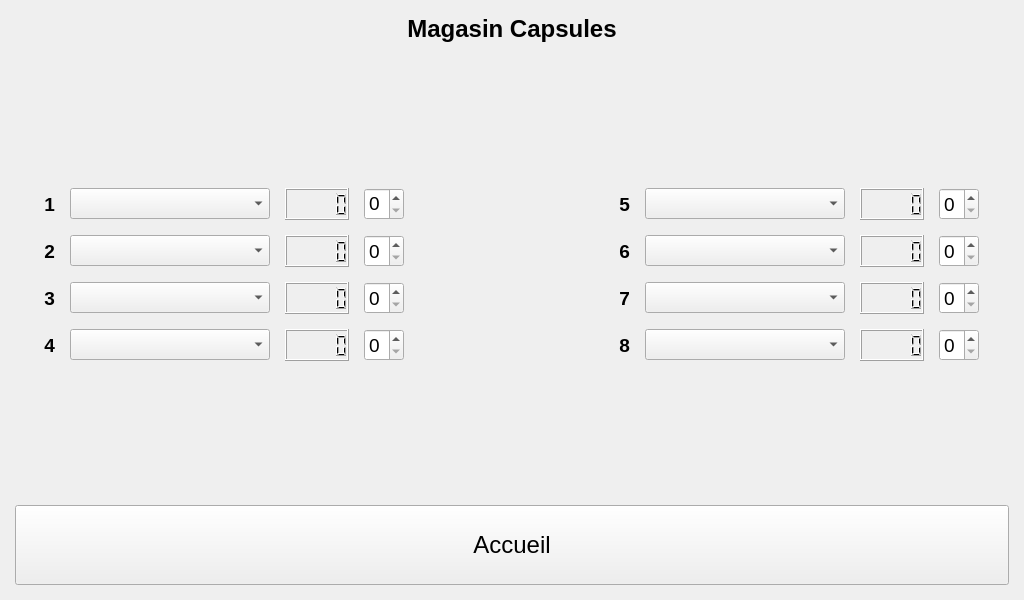
First picture: the form in pikawa-rpi/ihmpikawa.ui, repository bts-lasalle-avignon-projets/pikawa-2024, before the edit.
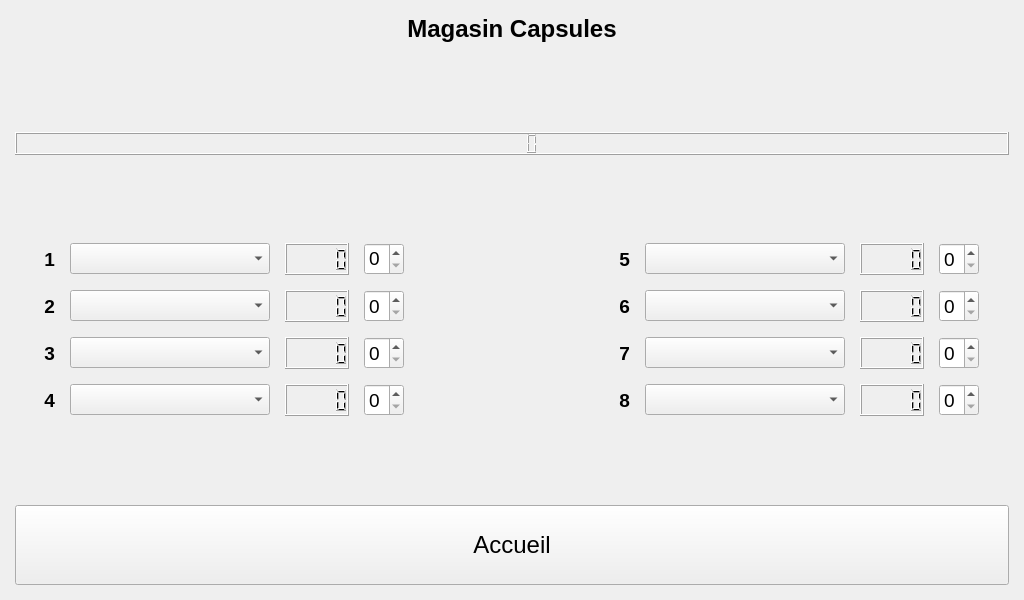
Second picture: the form after the edit. The open tabs and pages were chosen to show the change. Icons and pictures are not drawn.

Commit message: PI24-19 corrige les erreurs + affiche nbCapsulesTotal

What changed in the file:
```diff
--- a/pikawa-rpi/ihmpikawa.ui
+++ b/pikawa-rpi/ihmpikawa.ui
@@ -229,6 +229,22 @@
           </property>
          </spacer>
         </item>
+        <item>
+         <widget class="QLCDNumber" name="capsuleTotalRestantes"/>
+        </item>
+        <item>
+         <spacer name="verticalSpacer_8">
+          <property name="orientation">
+           <enum>Qt::Vertical</enum>
+          </property>
+          <property name="sizeHint" stdset="0">
+           <size>
+            <width>20</width>
+            <height>40</height>
+           </size>
+          </property>
+         </spacer>
+        </item>
         <item>
          <layout class="QGridLayout" name="gridLayout">
           <property name="spacing">
```
Left out of the diff: 2 changed lines with no effect on the pictures. The commit also changes 3 other files.
